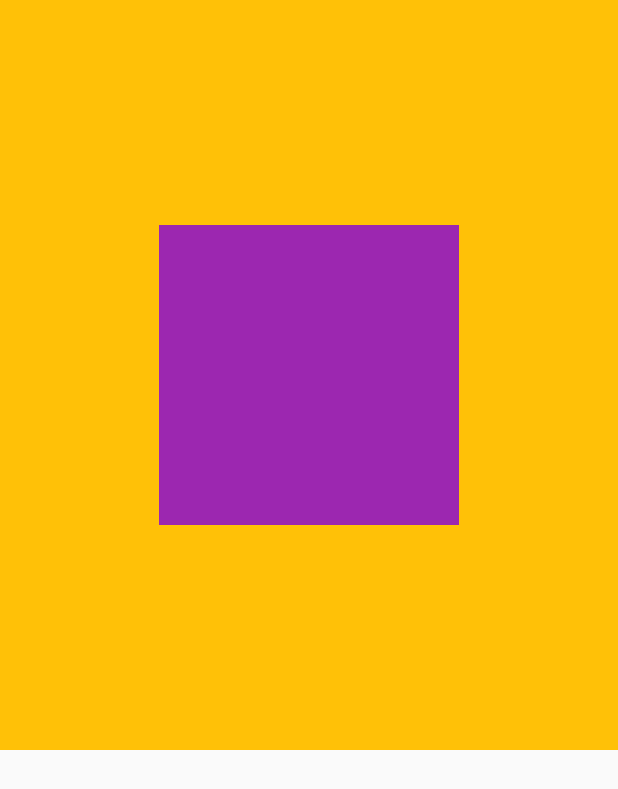
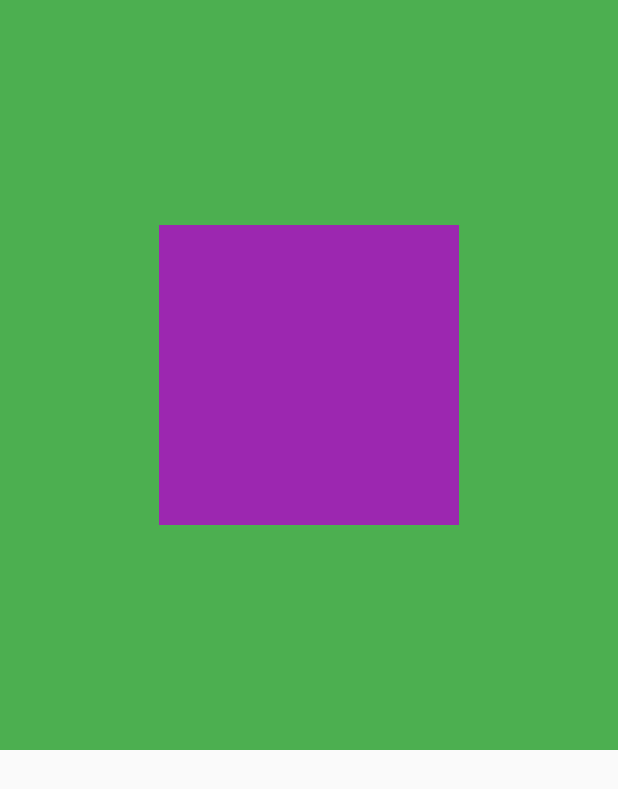
Before and after one commit to FeelinItNowMrKrabs/weva, a Flutter app: the screen it shows after launch, on a phone screen of 412 x 824 dp. Shown: the top 789 px of the screen. Run offline on Flutter 3.47's test engine with Material 2 defaults, Android fonts, the light colour scheme and no system bars.

Commit message:
Change background to green

```diff
--- a/lib/src/ screens/home.dart
+++ b/lib/src/ screens/home.dart
@@ -6,7 +6,7 @@ class Home extends StatelessWidget {
     return Container(
       width: double.infinity,
       height: 500,
-      color: Colors.amber,
+      color: Colors.green,
       child: Center(
         child: Container(
           width: 200,
```
